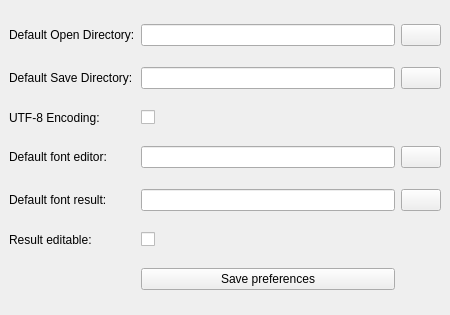
First picture: the form in source/qtdesigner/preferences_ui.ui, repository MValaguz/MSql, before the edit.
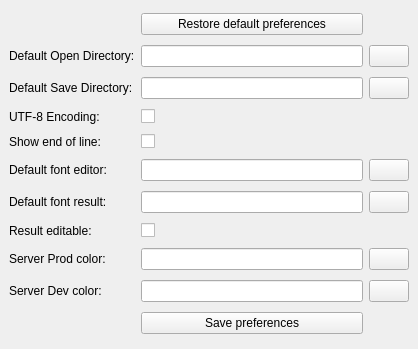
Second picture: the form after the edit. Icons and pictures are not drawn.

Commit message: 2023_09_20 Aggiunta gestione corretta dell'end-of-line

What changed in the file:
```diff
--- a/source/qtdesigner/preferences_ui.ui
+++ b/source/qtdesigner/preferences_ui.ui
@@ -6,8 +6,8 @@
    <rect>
     <x>0</x>
     <y>0</y>
-    <width>450</width>
-    <height>315</height>
+    <width>418</width>
+    <height>349</height>
    </rect>
   </property>
   <property name="windowTitle">
@@ -19,18 +19,38 @@
   </property>
   <widget class="QWidget" name="centralwidget">
    <layout class="QGridLayout" name="gridLayout">
-    <item row="0" column="1">
-     <widget class="QLineEdit" name="e_default_open_dir"/>
+    <item row="6" column="0">
+     <widget class="QLabel" name="label_5">
+      <property name="text">
+       <string>Default font result:</string>
+      </property>
+      <property name="buddy">
+       <cstring>e_default_font_result</cstring>
+      </property>
+     </widget>
     </item>
-    <item row="0" column="2">
-     <widget class="QPushButton" name="b_default_open_dir">
+    <item row="8" column="0">
+     <widget class="QLabel" name="label_7">
+      <property name="text">
+       <string>Server Prod color:</string>
+      </property>
+      <property name="buddy">
+       <cstring>e_default_color_prod</cstring>
+      </property>
+     </widget>
+    </item>
+    <item row="8" column="3">
+     <widget class="QPushButton" name="b_default_color_prod">
+      <property name="text">
+       <string/>
+      </property>
       <property name="icon">
        <iconset resource="resource.qrc">
-        <normaloff>:/icons/icons/folder.gif</normaloff>:/icons/icons/folder.gif</iconset>
+        <normaloff>:/icons/icons/color.gif</normaloff>:/icons/icons/color.gif</iconset>
       </property>
      </widget>
     </item>
-    <item row="0" column="0">
+    <item row="1" column="0">
      <widget class="QLabel" name="label">
       <property name="text">
        <string>Default Open Directory:</string>
@@ -40,33 +60,64 @@
       </property>
      </widget>
     </item>
-    <item row="1" column="1">
-     <widget class="QLineEdit" name="e_default_save_dir"/>
+    <item row="6" column="3">
+     <widget class="QPushButton" name="b_default_font_result">
+      <property name="icon">
+       <iconset resource="resource.qrc">
+        <normaloff>:/icons/icons/font_type.gif</normaloff>:/icons/icons/font_type.gif</iconset>
+      </property>
+     </widget>
     </item>
-    <item row="1" column="0">
-     <widget class="QLabel" name="label_2">
+    <item row="7" column="0">
+     <widget class="QLabel" name="label_6">
       <property name="text">
-       <string>Default Save Directory:</string>
+       <string>Result editable:</string>
       </property>
       <property name="buddy">
-       <cstring>e_default_save_dir</cstring>
+       <cstring>e_default_editable</cstring>
       </property>
      </widget>
     </item>
-    <item row="2" column="0">
-     <widget class="QLabel" name="label_3">
+    <item row="11" column="2">
+     <widget class="QPushButton" name="b_save">
       <property name="text">
-       <string>UTF-8 Encoding:</string>
+       <string>Save preferences</string>
       </property>
-      <property name="buddy">
-       <cstring>e_default_utf_8</cstring>
+      <property name="icon">
+       <iconset resource="resource.qrc">
+        <normaloff>:/icons/icons/disk.gif</normaloff>:/icons/icons/disk.gif</iconset>
       </property>
      </widget>
     </item>
-    <item row="2" column="1">
-     <widget class="QCheckBox" name="e_default_utf_8"/>
-    </item>
     <item row="1" column="2">
+     <widget class="QLineEdit" name="e_default_open_dir"/>
+    </item>
+    <item row="3" column="2">
+     <widget class="QCheckBox" name="e_default_utf_8"/>
+    </item>
+    <item row="7" column="2">
+     <widget class="QCheckBox" name="e_default_editable">
+      <property name="text">
+       <string/>
+      </property>
+     </widget>
+    </item>
+    <item row="5" column="2">
+     <widget class="QLineEdit" name="e_default_font_editor">
+      <property name="readOnly">
+       <bool>true</bool>
+      </property>
+     </widget>
+    </item>
+    <item row="5" column="3">
+     <widget class="QPushButton" name="b_default_font_editor">
+      <property name="icon">
+       <iconset resource="resource.qrc">
+        <normaloff>:/icons/icons/font_type.gif</normaloff>:/icons/icons/font_type.gif</iconset>
+      </property>
+     </widget>
+    </item>
+    <item row="2" column="3">
      <widget class="QPushButton" name="b_default_save_dir">
       <property name="icon">
        <iconset resource="resource.qrc">
@@ -74,14 +125,7 @@
       </property>
      </widget>
     </item>
-    <item row="4" column="1">
-     <widget class="QLineEdit" name="e_default_font_result">
-      <property name="readOnly">
-       <bool>true</bool>
-      </property>
-     </widget>
-    </item>
-    <item row="3" column="0">
+    <item row="5" column="0">
      <widget class="QLabel" name="label_4">
       <property name="text">
        <string>Default font editor:</string>
@@ -91,61 +135,100 @@
       </property>
      </widget>
     </item>
-    <item row="3" column="1">
-     <widget class="QLineEdit" name="e_default_font_editor">
+    <item row="6" column="2">
+     <widget class="QLineEdit" name="e_default_font_result">
       <property name="readOnly">
        <bool>true</bool>
       </property>
      </widget>
     </item>
-    <item row="3" column="2">
-     <widget class="QPushButton" name="b_default_font_editor">
+    <item row="2" column="2">
+     <widget class="QLineEdit" name="e_default_save_dir"/>
+    </item>
+    <item row="3" column="0">
+     <widget class="QLabel" name="label_3">
+      <property name="text">
+       <string>UTF-8 Encoding:</string>
+      </property>
+      <property name="buddy">
+       <cstring>e_default_utf_8</cstring>
+      </property>
+     </widget>
+    </item>
+    <item row="1" column="3">
+     <widget class="QPushButton" name="b_default_open_dir">
       <property name="icon">
        <iconset resource="resource.qrc">
-        <normaloff>:/icons/icons/font_type.gif</normaloff>:/icons/icons/font_type.gif</iconset>
+        <normaloff>:/icons/icons/folder.gif</normaloff>:/icons/icons/folder.gif</iconset>
       </property>
      </widget>
     </item>
-    <item row="4" column="0">
-     <widget class="QLabel" name="label_5">
+    <item row="9" column="0">
+     <widget class="QLabel" name="label_8">
       <property name="text">
-       <string>Default font result:</string>
+       <string>Server Dev color:</string>
       </property>
       <property name="buddy">
-       <cstring>e_default_font_result</cstring>
+       <cstring>e_default_color_dev</cstring>
       </property>
      </widget>
     </item>
-    <item row="6" column="1">
-     <widget class="QPushButton" name="b_save">
+    <item row="8" column="2">
+     <widget class="QLineEdit" name="e_default_color_prod"/>
+    </item>
+    <item row="0" column="2">
+     <widget class="QPushButton" name="b_restore">
       <property name="text">
-       <string>Save preferences</string>
+       <string>Restore default preferences</string>
       </property>
       <property name="icon">
        <iconset resource="resource.qrc">
-        <normaloff>:/icons/icons/disk.gif</normaloff>:/icons/icons/disk.gif</iconset>
+        <normaloff>:/icons/icons/undo.gif</normaloff>:/icons/icons/undo.gif</iconset>
+      </property>
+     </widget>
+    </item>
+    <item row="9" column="2">
+     <widget class="QLineEdit" name="e_default_color_dev"/>
+    </item>
+    <item row="2" column="0">
+     <widget class="QLabel" name="label_2">
+      <property name="text">
+       <string>Default Save Directory:</string>
+      </property>
+      <property name="buddy">
+       <cstring>e_default_save_dir</cstring>
+      </property>
+     </widget>
+    </item>
+    <item row="9" column="3">
+     <widget class="QPushButton" name="b_default_color_dev">
+      <property name="text">
+       <string/>
+      </property>
+      <property name="icon">
+       <iconset resource="resource.qrc">
+        <normaloff>:/icons/icons/color.gif</normaloff>:/icons/icons/color.gif</iconset>
       </property>
      </widget>
     </item>
     <item row="4" column="2">
-     <widget class="QPushButton" name="b_default_font_result">
+     <widget class="QCheckBox" name="e_default_end_of_line">
+      <property name="text">
+       <string/>
+      </property>
       <property name="icon">
        <iconset resource="resource.qrc">
-        <normaloff>:/icons/icons/font_type.gif</normaloff>:/icons/icons/font_type.gif</iconset>
+        <normaloff>:/icons/icons/end_of_line.gif</normaloff>:/icons/icons/end_of_line.gif</iconset>
       </property>
      </widget>
     </item>
-    <item row="5" column="0">
-     <widget class="QLabel" name="label_6">
+    <item row="4" column="0">
+     <widget class="QLabel" name="label_9">
       <property name="text">
-       <string>Result editable:</string>
+       <string>Show end of line:</string>
       </property>
-     </widget>
-    </item>
-    <item row="5" column="1">
-     <widget class="QCheckBox" name="e_default_editable">
-      <property name="text">
-       <string/>
+      <property name="buddy">
+       <cstring>e_default_end_of_line</cstring>
       </property>
      </widget>
     </item>
```
Left out of the diff: 79 changed lines with no effect on the pictures. The commit also changes 23 other files.
